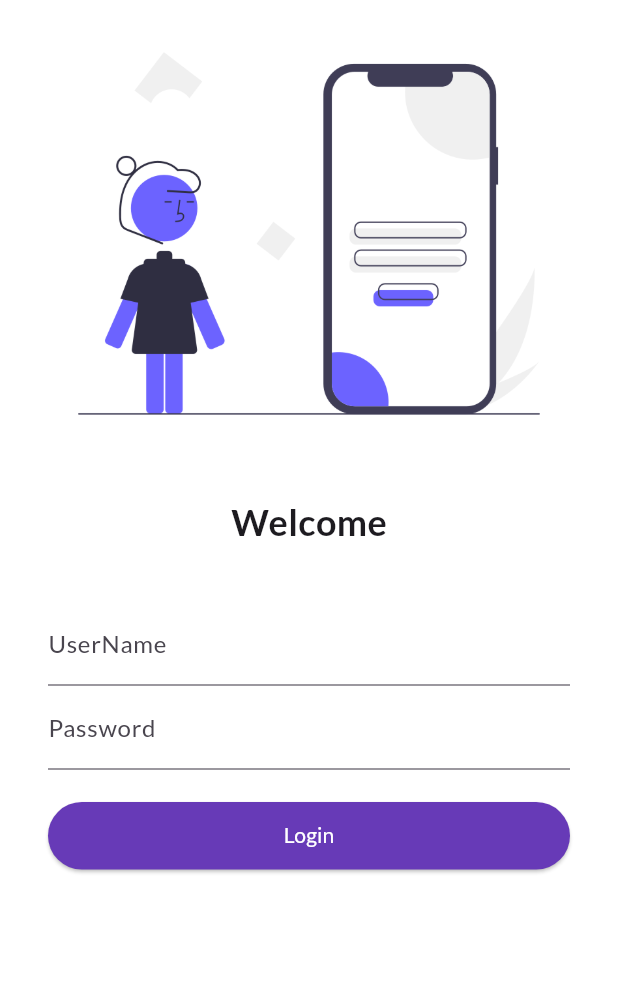
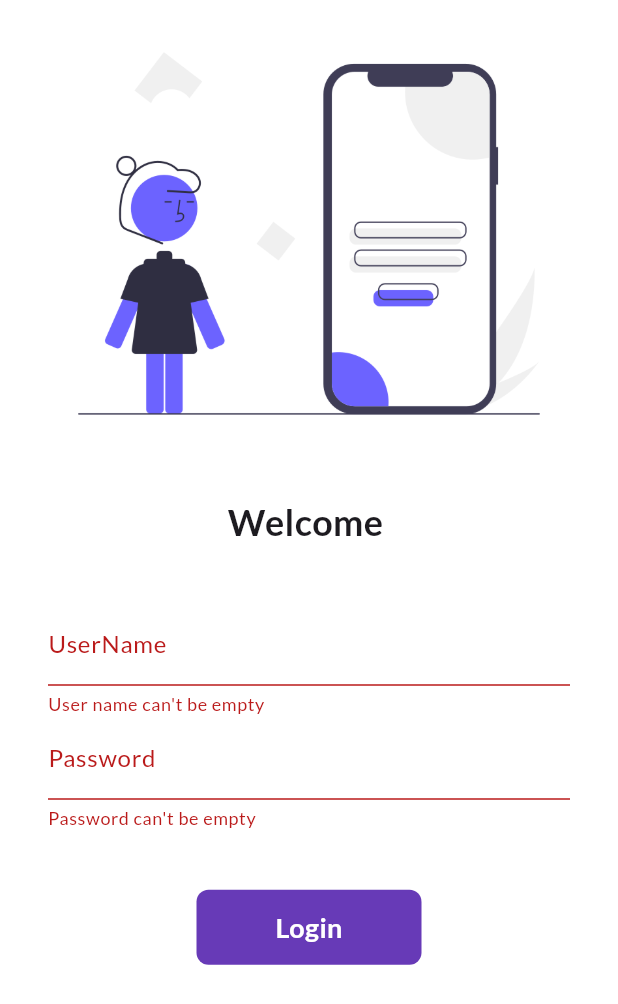
Before and after one commit to showravdas11/30daysflutter, a Flutter app: the screen it shows after launch, after a tap on "Login", on a phone screen of 412 x 824 dp. Shown: the top 1004 px of the screen. Run offline on Flutter 3.47's test engine with Material 3 defaults, Android fonts, the light colour scheme and no system bars; our stand-ins replace google_fonts.

Commit message:
day 1-9 finished

```diff
--- a/lib/pages/Login.dart
+++ b/lib/pages/Login.dart
@@ -1,4 +1,5 @@
 import 'package:flutter/material.dart';
+import 'package:thirty_days_flutter/pages/home_page.dart';
 
 class LoginPage extends StatefulWidget {
   const LoginPage({super.key});
@@ -8,11 +9,40 @@ class LoginPage extends StatefulWidget {
 }
 
 class _LoginPageState extends State<LoginPage> {
+  String name = "";
+  bool changeBtn = false;
+
+  final _formKey = GlobalKey<FormState>();
+
+  moveToHome() async {
+
+    if (_formKey.currentState!.validate()) {
+      setState(() {
+      changeBtn = true;
+    });
+
+    await Future.delayed(Duration(seconds: 1));
+
+    await Navigator.push(
+        context, MaterialPageRoute(builder: (context) => HomePage()));
+
+    setState(() {
+      changeBtn = false;
+    });
+    }
+
+
+
+  }
+
   @override
   Widget build(BuildContext context) {
     return Scaffold(
       backgroundColor: Colors.white,
-      body: Column(
+      body: SingleChildScrollView(
+        child: Form(
+          key: _formKey,
+          child: Column(
             children: [
               Image.asset(
                 "assets/images/Login30.png",
@@ -22,7 +52,7 @@ class _LoginPageState extends State<LoginPage> {
                 height: 20,
               ),
               Text(
-            "Welcome",
+                "Welcome $name",
                 style: TextStyle(fontSize: 24, fontWeight: FontWeight.bold),
               ),
               SizedBox(
@@ -35,28 +65,78 @@ class _LoginPageState extends State<LoginPage> {
                     TextFormField(
                       decoration: InputDecoration(
                           hintText: "Enter User Name", labelText: "UserName"),
+                      onChanged: (value) {
+                        setState(() {
+                          name = value;
+                        });
+                      },
+                      validator: (value) {
+                        if (value!.isEmpty) {
+                          return "User name can't be empty";
+                        }
+                        return null;
+                      },
                     ),
                     TextFormField(
                       obscureText: true,
                       decoration: InputDecoration(
                           hintText: "Enter Password", labelText: "Password"),
+                      validator: (value) {
+                        if (value!.isEmpty) {
+                          return "Password can't be empty";
+                        }else if (value.length <6) {
+                          return "Password length should be atleast 6";
+                        }
+                        return null;
+                      },
                     ),
                     SizedBox(
-                  height: 20,
+                      height: 40,
                     ),
-                ElevatedButton(
-                  style: ElevatedButton.styleFrom(
-                    backgroundColor: Colors.deepPurple,
-                    foregroundColor: Colors.white,
-                    minimumSize: Size(600, 45)
+
+                    InkWell(
+                      onTap: () => moveToHome(),
+                      child: AnimatedContainer(
+                        duration: Duration(seconds: 1),
+                        width: changeBtn ? 50 : 150,
+                        height: 50,
+                        alignment: Alignment.center,
+                        child: changeBtn
+                            ? Icon(
+                                Icons.done,
+                                color: Colors.white,
+                              )
+                            : Text(
+                                "Login",
+                                style: TextStyle(
+                                    color: Colors.white,
+                                    fontWeight: FontWeight.bold,
+                                    fontSize: 18),
                               ),
-                  onPressed: () {},
-                  child: Text("Login"))
+                        decoration: BoxDecoration(
+                            color: Colors.deepPurple,
+                            borderRadius:
+                                BorderRadius.circular(changeBtn ? 50 : 8)),
+                      ),
+                    )
+
+                    // ElevatedButton(
+                    //   style: ElevatedButton.styleFrom(
+                    //     backgroundColor: Colors.deepPurple,
+                    //     foregroundColor: Colors.white,
+                    //     minimumSize: Size(600, 45)
+                    //   ),
+                    //   onPressed: () {
+                    //     Navigator.push(context, MaterialPageRoute(builder: (context) => HomePage()));
+                    //   },
+                    //   child: Text("Login"))
                   ],
                 ),
               )
             ],
           ),
+        ),
+      ),
     );
   }
 }
--- a/lib/pages/home_page.dart
+++ b/lib/pages/home_page.dart
@@ -11,7 +11,9 @@ class _HomePageState extends State<HomePage> {
   @override
   Widget build(BuildContext context) {
     return Scaffold(
-
+      appBar: AppBar(
+        title: Text("HOME PAGE"),
+      ),
     );
   }
 }
```
Also changed, not shown: lib/utils/routes.dart (added). Lines whose indentation alone changed are shown as unchanged.
